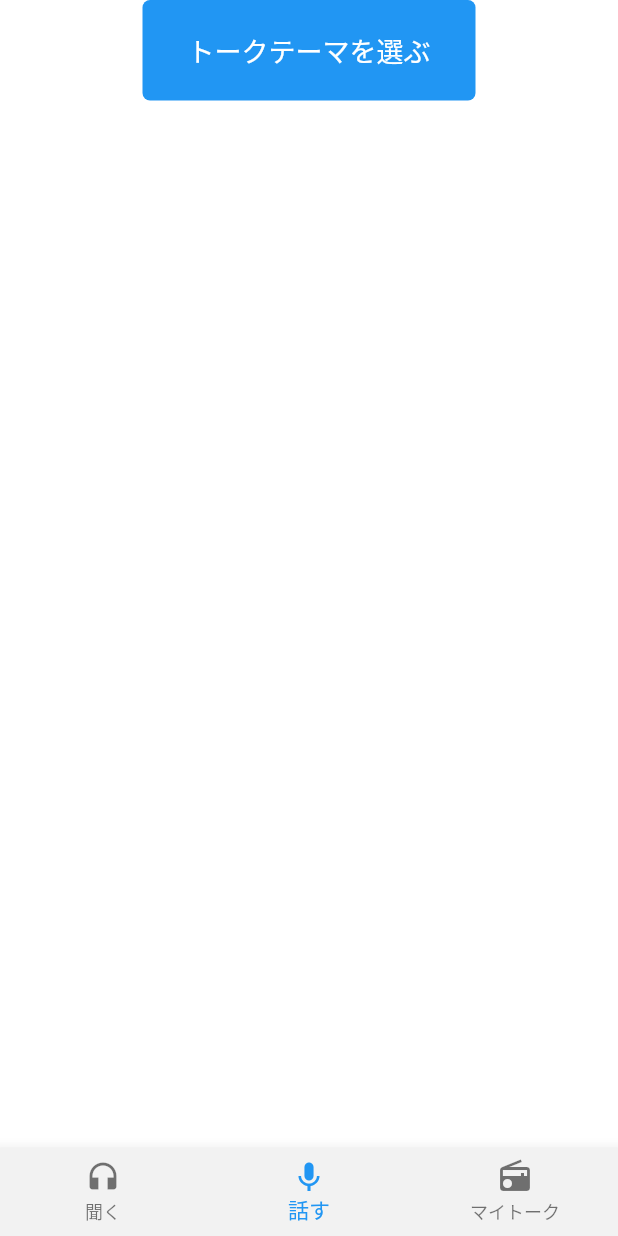
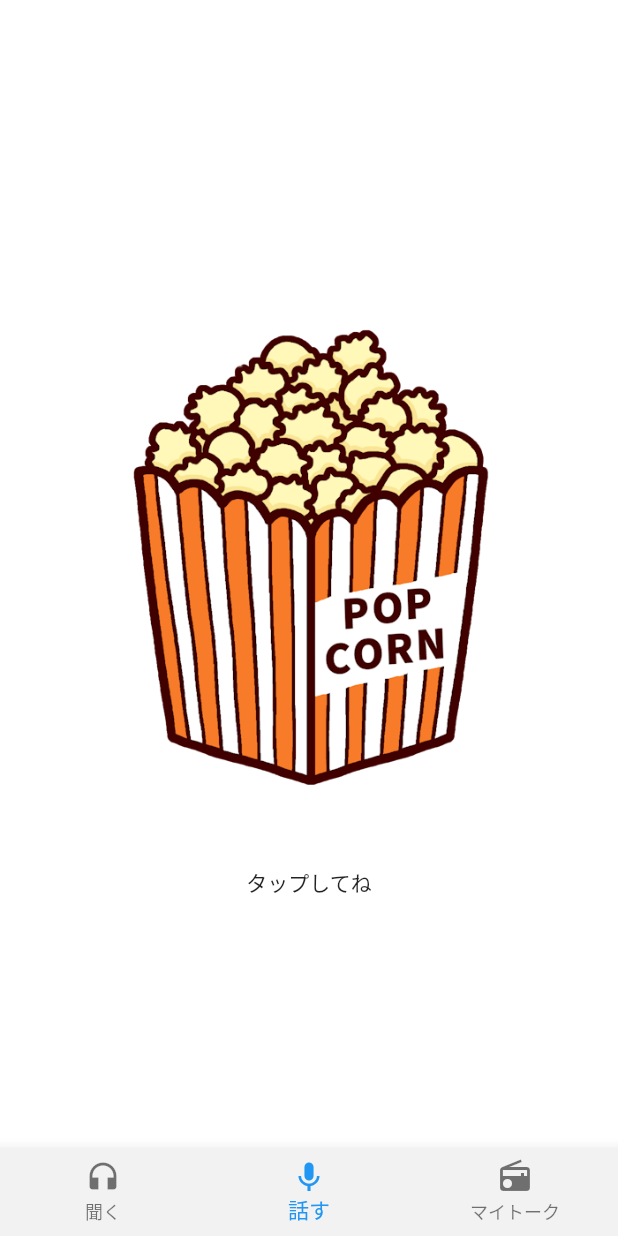
Before and after one commit to masa-tokyo/pop_talk, a Flutter app: the screen it shows after launch, on a phone screen of 412 x 824 dp. Run offline on Flutter 3.47's test engine with Material 2 defaults, Android fonts, the phone set to English and light mode, and no system bars; our stand-ins replace flutter_countdown_timer, flutter_dotenv, flutter_riverpod, get_it, google_fonts; missing offline and left inert: flutter_sequence_animation.

Commit message:
animetion 追加

```diff
--- a/lib/infrastructure/service_provider.dart
+++ b/lib/infrastructure/service_provider.dart
@@ -1,11 +1,12 @@
+import 'package:flutter_dotenv/flutter_dotenv.dart';
 import 'package:get_it/get_it.dart';
-import 'package:flutter_dotenv/flutter_dotenv.dart';
 import 'package:pop_talk/domain/repository/user.dart';
 import 'package:pop_talk/infrastructure/repository/dummy/talk_topic.dart';
 import 'package:pop_talk/infrastructure/repository/firestore/talk_topic.dart';
 
 Future<bool> registerDIContainer() async {
   await dotenv.load();
+
   final getIt = GetIt.instance;
   await getIt.reset();
   _registerRepository(getIt);
--- a/lib/presentation/ui/pages/talk.dart
+++ b/lib/presentation/ui/pages/talk.dart
@@ -1,44 +1,170 @@
+//import 'dart:math' as math;
+import 'dart:math' as math;
+
 import 'package:flutter/material.dart';
+import 'package:flutter/widgets.dart';
 import 'package:flutter_riverpod/flutter_riverpod.dart';
+import 'package:flutter_sequence_animation/flutter_sequence_animation.dart';
 import 'package:pop_talk/presentation/notifier/talk_topics.dart';
+import 'package:pop_talk/presentation/ui/pages/talk_select.dart';
 
-class TalkPage extends StatelessWidget {
+class TalkPage extends StatefulWidget {
   static const routeName = '/talk';
 
   static const title = '話す';
 
   @override
+  _TalkPageState createState() => _TalkPageState();
+}
+
+class _TalkPageState extends State<TalkPage>
+    with SingleTickerProviderStateMixin {
+  final firstImage = Image.asset('assets/images/pop.png');
+  final secondImage = Image.asset('assets/images/pop_move.png');
+  CrossFadeState crossFadeStateValue = CrossFadeState.showFirst;
+  //Timer crossFadeTimer;
+  bool tap = false;
+  double _test = 0;
+  int tapcount = 0;
+  //final _authNotifier = context.read(authorizedUserProvider);
+
+  late AnimationController _controller;
+  late SequenceAnimation _sequenceAnimation;
+  late final Animation<double> _animation = CurvedAnimation(
+    parent: _controller,
+    curve: Curves.elasticOut,
+  );
+
+  @override
+  void initState() {
+    super.initState();
+    _controller = AnimationController(
+      duration: const Duration(seconds: 2),
+      vsync: this,
+    )..repeat();
+    //_controller = AnimationController(vsync: this);
+    // _sequenceAnimation = SequenceAnimationBuilder()
+    //     .addAnimatable(
+    //         animatable: ColorTween(begin: Colors.red, end: Colors.amber),
+    //         from: const Duration(seconds: 0),
+    //         to: const Duration(seconds: 4),
+    //         curve: Curves.easeInOut,
+    //         tag: 'color')
+    //     .addAnimatable(
+    //         animatable: Tween<double>(begin: 50, end: 200),
+    //         from: const Duration(milliseconds: 0),
+    //         to: const Duration(milliseconds: 2000),
+    //         curve: Curves.easeInOut,
+    //         tag: 'width')
+    //     .addAnimatable(
+    //         animatable: CurveTween(curve: Curves.ease),
+    //         from: const Duration(milliseconds: 2000),
+    //         to: const Duration(milliseconds: 3800),
+    //         curve: Curves.easeInOut,
+    //         tag: 'height')
+    //     .animate(_controller);
+  }
+
+  @override
+  void dispose() {
+    _controller.dispose();
+    super.dispose();
+  }
+
+  @override
   Widget build(BuildContext context) {
-    return Consumer(builder: (context, watch, __) {
-      final _talkTopicNotifier = watch(talkTopicProvider);
-      return Column(
+    //return Consumer(builder: (context, watch, __) {
+    final _talkTopicNotifier = context.read(talkTopicProvider);
+    //return Consumer(builder: (context, watch, __) {
+    return Scaffold(
+      body: Column(
+        //mainAxisSize: MainAxisSize.min,
+        mainAxisAlignment: MainAxisAlignment.center,
         children: [
           Center(
-            child: ElevatedButton(
-              onPressed: _talkTopicNotifier.nextThemes,
-              child: Text(
-                'トークテーマを選ぶ',
-                style: TextStyle(
-                  fontSize: Theme.of(context).textTheme.headline2!.fontSize,
-                ),
-              ),
+            child: GestureDetector(
+              onTap: () async {
+                if (tap == false) {
+                  tap = true;
+                  await _talkTopicNotifier.nextThemes();
+
+                  // await Future<void>.delayed(
+                  //   const Duration(seconds: 4),
+                  // );
+                  //
+                  // tapcount = 1;
+                  //
+                  // await Future<void>.delayed(
+                  //   const Duration(seconds: 4),
+                  // );
+
+                  await Navigator.of(context).push<void>(
+                    PageRouteBuilder(
+                      pageBuilder: (context, animation, secondaryAnimation) {
+                        return TalkSelectPage();
+                      },
+                      transitionsBuilder:
+                          (context, animation, secondaryAnimation, child) {
+                        final double begin = 0.0;
+                        final double end = 1.0;
+                        final Animatable<double> tween =
+                            Tween(begin: begin, end: end)
+                                .chain(CurveTween(curve: Curves.easeInBack));
+                        final Animation<double> doubleAnimation =
+                            animation.drive(tween);
+                        return FadeTransition(
+                          opacity: doubleAnimation,
+                          child: child,
+                        );
+                      },
+                    ),
+                  );
+                }
+              },
+              child: AnimatedBuilder(
+                  animation: _controller,
+                  builder: (BuildContext context, Widget? child) {
+                    if (tap == true) {
+                      if (tapcount == 0) {
+                        return Transform.rotate(
+                          angle:
+                              math.sin(_controller.value * 15 * math.pi) / 60,
+                          child: firstImage,
+                        );
+                      } else {
+                        //tapcount == 1
+                        return Transform.rotate(
+                          angle: math.sin(_controller.value * 2 * math.pi),
+                          child: firstImage,
+                        );
+                      }
+                    } else {
+                      return firstImage;
+                    }
+                  }),
             ),
           ),
-          Expanded(
-            child: GridView.count(
-              crossAxisCount: 2,
-              children: _talkTopicNotifier.talkTopics.map((topic) {
-                return Padding(
-                  padding: const EdgeInsets.all(10),
-                  child: Card(
-                    child: Center(child: Text(topic.name)),
-                  ),
-                );
-              }).toList(),
-            ),
-          ),
+          const Text("タップしてね"),
+          // Expanded(
+          //   child: GridView.count(
+          //     crossAxisCount: 2,
+          //     children: _talkTopicNotifier.talkTopics.map((topic) {
+          //       return Padding(
+          //         padding: const EdgeInsets.all(10),
+          //         child: Card(
+          //           child: Center(child: Text(topic.name)),
+          //         ),
+          //       );
+          //     }).toList(),
+          //   ),
+          // ),
         ],
-      );
-    });
+      ),
+    );
+
+    //},
+    //);
+    //});
+    //});
   }
 }
--- a/pubspec.yaml
+++ b/pubspec.yaml
@@ -25,8 +25,10 @@ dependencies:
   collection: ^1.15.0
   flutter:
     sdk: flutter
+  flutter_countdown_timer: ^4.1.0
   flutter_dotenv: ^5.0.0
   flutter_riverpod: ^0.14.0+3
+  flutter_sequence_animation: ^4.0.0-nullsafety
   get_it: ^7.2.0
   google_fonts: ^2.1.0
 
```
Also changed, not shown: lib/presentation/ui/pages/talk_select.dart (added, +144 -0 lines), assets/images/pop.png (added), assets/images/pop_move.png (added), pubspec.lock, 1 other file.
